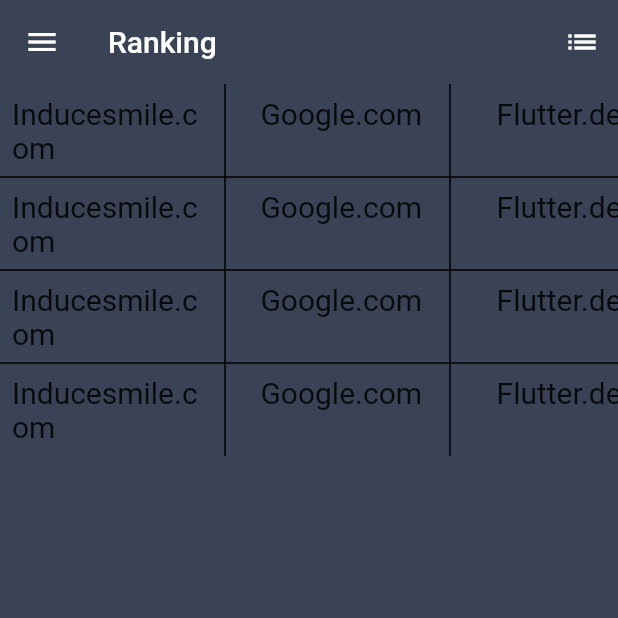
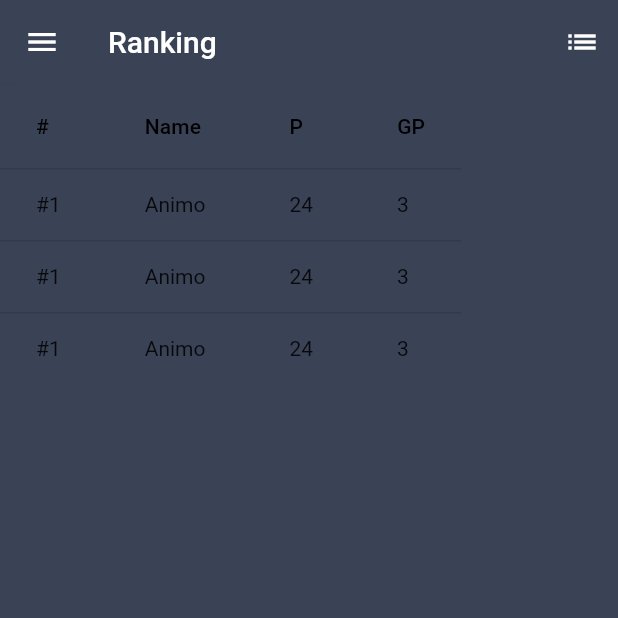
Before and after one commit to Vetsoo/bbfutsal_app, a Flutter app: the ListPage screen opened directly, on a phone screen of 412 x 824 dp, the top half of it. Run offline on Flutter 3.47's test engine with Material 2 defaults, Android fonts, the phone set to English and light mode, and no system bars; network calls fail.

Commit message:
WIP Design of ranking page

```diff
--- a/lib/model/gameresult.dart
+++ b/lib/model/gameresult.dart
@@ -8,10 +8,6 @@
 
   GameResult({this.date, this.home, this.visitors, this.score});
 
-  List<String> get splittedDate {
-    //return date.split("/");
-  }
-
   factory GameResult.fromJson(Map<String, dynamic> json) {
     return GameResult(
       date: new DateFormat('dd/MM/yyyy').parse(json['date']),
--- a/lib/ranking_page.dart
+++ b/lib/ranking_page.dart
@@ -58,37 +58,69 @@
       ],
     );
 
-    TableRow _buildTableRow(String listOfNames) => TableRow(
-          children: listOfNames.split(',').map((name) {
-            return Container(
-              alignment: Alignment.center,
-              child: Text(name, style: TextStyle(fontSize: 20.0)),
-              padding: EdgeInsets.all(8.0),
-            );
-          }).toList(),
+    TableRow _buildTableRow(
+            String rank, String name, String points, String played) =>
+        TableRow(
+          children: [
+            Container(
+                margin: EdgeInsets.all(2),
+                color: Color.fromRGBO(58, 66, 86, 1.0),
+                width: 5.0,
+                child: Center(
+                    child: Text(rank,
+                        textAlign: TextAlign.center,
+                        style: TextStyle(color: Colors.white, fontSize: 18)))),
+            Container(
+                margin: EdgeInsets.all(2),
+                color: Color.fromRGBO(58, 66, 86, 1.0),
+                width: 5.0,
+                child: Center(
+                    child: Text(name,
+                        textAlign: TextAlign.center,
+                        style: TextStyle(color: Colors.white, fontSize: 18)))),
+            Container(
+                margin: EdgeInsets.all(2),
+                color: Color.fromRGBO(58, 66, 86, 1.0),
+                width: 5.0,
+                child: Center(
+                    child: Text(points,
+                        textAlign: TextAlign.center,
+                        style: TextStyle(color: Colors.white, fontSize: 18)))),
+            Container(
+                margin: EdgeInsets.all(2),
+                color: Color.fromRGBO(58, 66, 86, 1.0),
+                width: 5.0,
+                child: Center(
+                    child: Text(played,
+                        textAlign: TextAlign.center,
+                        style: TextStyle(color: Colors.white, fontSize: 18))))
+          ],
         );
 
-    final makeBody = Table(
-      defaultColumnWidth: FixedColumnWidth(150.0),
-      border: TableBorder(
-        horizontalInside: BorderSide(
-          color: Colors.black,
-          style: BorderStyle.solid,
-          width: 1.0,
-        ),
-        verticalInside: BorderSide(
-          color: Colors.black,
-          style: BorderStyle.solid,
-          width: 1.0,
-        ),
-      ),
-      children: [
-        _buildTableRow("Inducesmile.com, Google.com, Flutter.dev"),
-        _buildTableRow("Inducesmile.com, Google.com, Flutter.dev"),
-        _buildTableRow("Inducesmile.com, Google.com, Flutter.dev"),
-        _buildTableRow("Inducesmile.com, Google.com, Flutter.dev"),
-      ],
-    );
+    final makeDataColumns = [
+      DataColumn(label: Text('#'), tooltip: 'Ranking'),
+      DataColumn(label: Text('Name'), tooltip: 'Club name'),
+      DataColumn(label: Text('P'), tooltip: 'Points'),
+      DataColumn(label: Text('GP'), tooltip: 'Games played'),
+    ];
+
+    List<DataCell> makeDataCells(String rank,String name,String points,String played) => [
+      DataCell(Text(rank)),
+      DataCell(Text(name)),
+      DataCell(Text(points)),
+      DataCell(Text(played)),
+    ];
+
+    List<DataRow> makeDataRows(String rank, String name, String points, String played) => [
+      DataRow(cells: makeDataCells(rank, name, points, played)),
+      DataRow(cells: makeDataCells(rank, name, points, played)),
+      DataRow(cells: makeDataCells(rank, name, points, played))
+    ];
+
+    final makeBody = DataTable(
+      columns: makeDataColumns,
+      rows: makeDataRows("#1", "Animo", "24", "3"),
+      );
 
     return Scaffold(
       backgroundColor: Color.fromRGBO(58, 66, 86, 1.0),
```
